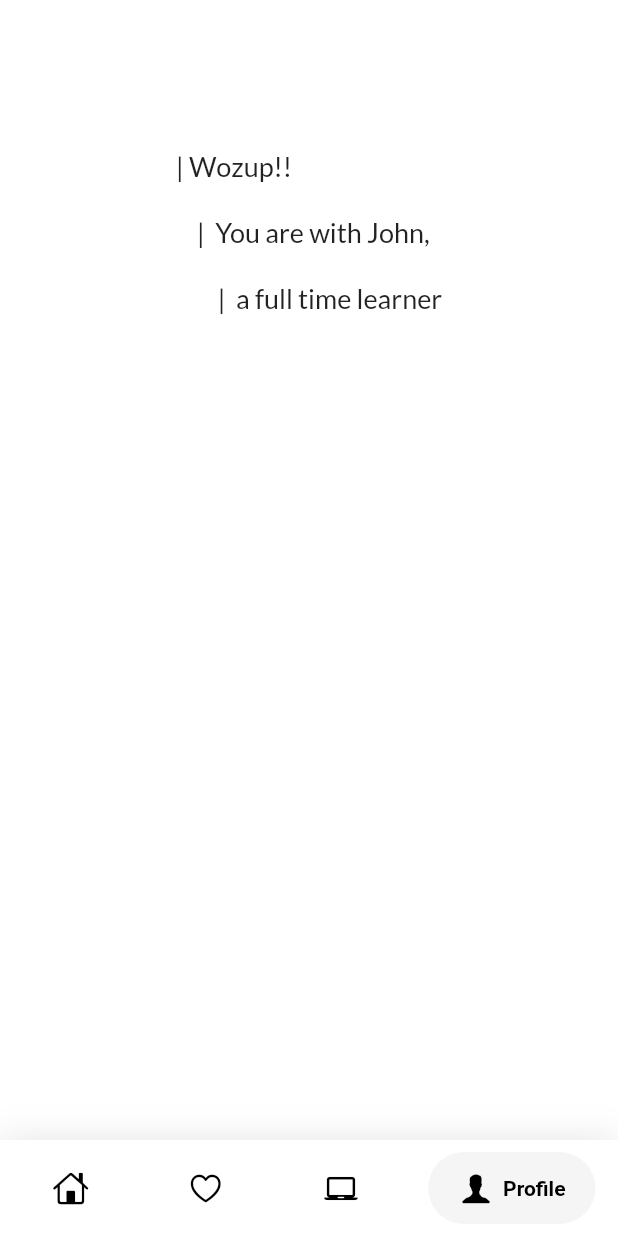
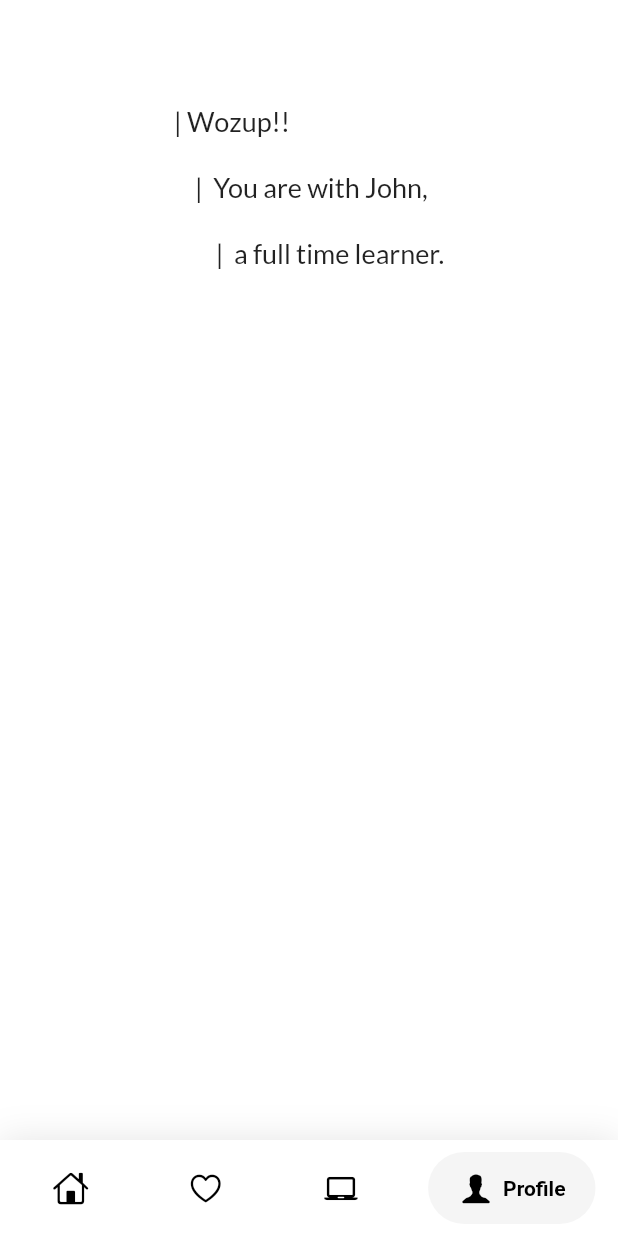
Before and after one commit to JohnGastone/Johnie, a Flutter app: the screen it shows after launch, item 4 of the bottom bar chosen, on a phone screen of 412 x 824 dp. Run offline on Flutter 3.47's test engine with Material 2 defaults, Android fonts, the light colour scheme and no system bars; drawn by our look-alikes of google_nav_bar; our stand-ins replace google_fonts.

Commit message:
profile++

```diff
--- a/lib/pages/profile.dart
+++ b/lib/pages/profile.dart
@@ -13,10 +13,10 @@ class Profile extends StatelessWidget {
         child: Column(
           children: [
             const SizedBox(
-              height: 100,
+              height: 70,
             ),
             Text(
-              '| Wozup!! \n\n    |  You are with John, \n\n        |  a full time learner',
+              '| Wozup!! \n\n    |  You are with John, \n\n        |  a full time learner.',
               style: GoogleFonts.lato(
                 fontSize: 18,
               ),
```
